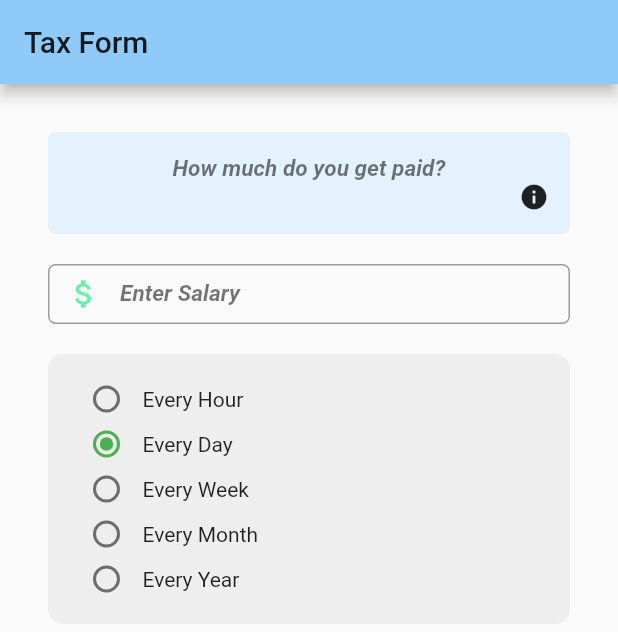
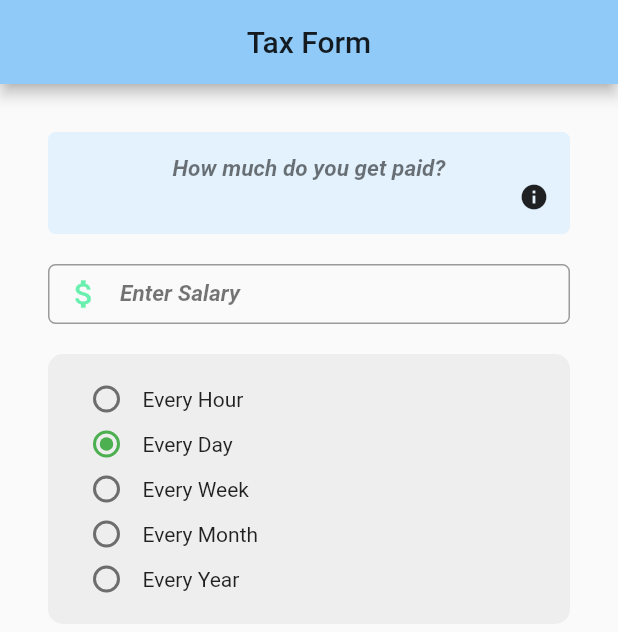
Before and after one commit to rayhaanbhikha/tax_calculator, a Flutter app: the screen it shows after launch, on a phone screen of 412 x 824 dp. Shown: the top 632 px of the screen. Run offline on Flutter 3.47's test engine with Material 2 defaults, Android fonts, the phone set to English and light mode, and no system bars.

Commit message:
center title

```diff
--- a/lib/main.dart
+++ b/lib/main.dart
@@ -14,7 +14,7 @@ class MyApp extends StatelessWidget {
           primaryColor: Colors.blue[200]
         ),
         home: Scaffold(
-            appBar: AppBar(title: Text("Tax Form")),
+            appBar: AppBar(title: Text("Tax Form"), centerTitle: true,),
             body: ChangeNotifierProvider(
                 builder: (context) => MyTaxForm(),
                 child: SalaryScreen())
```
